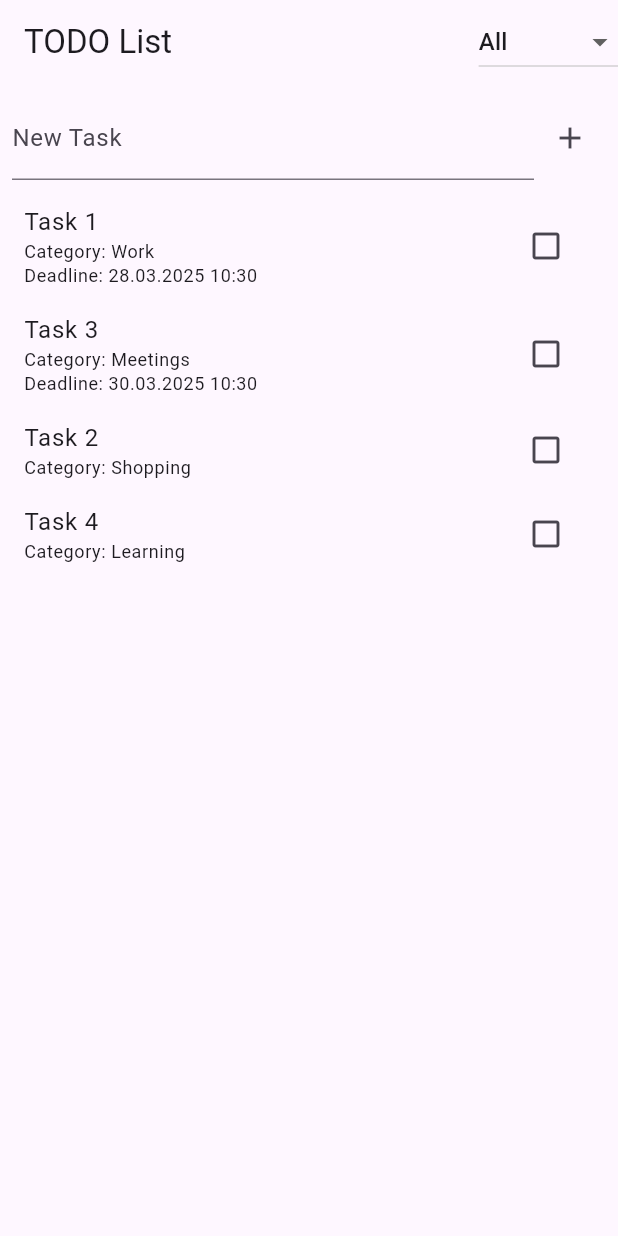
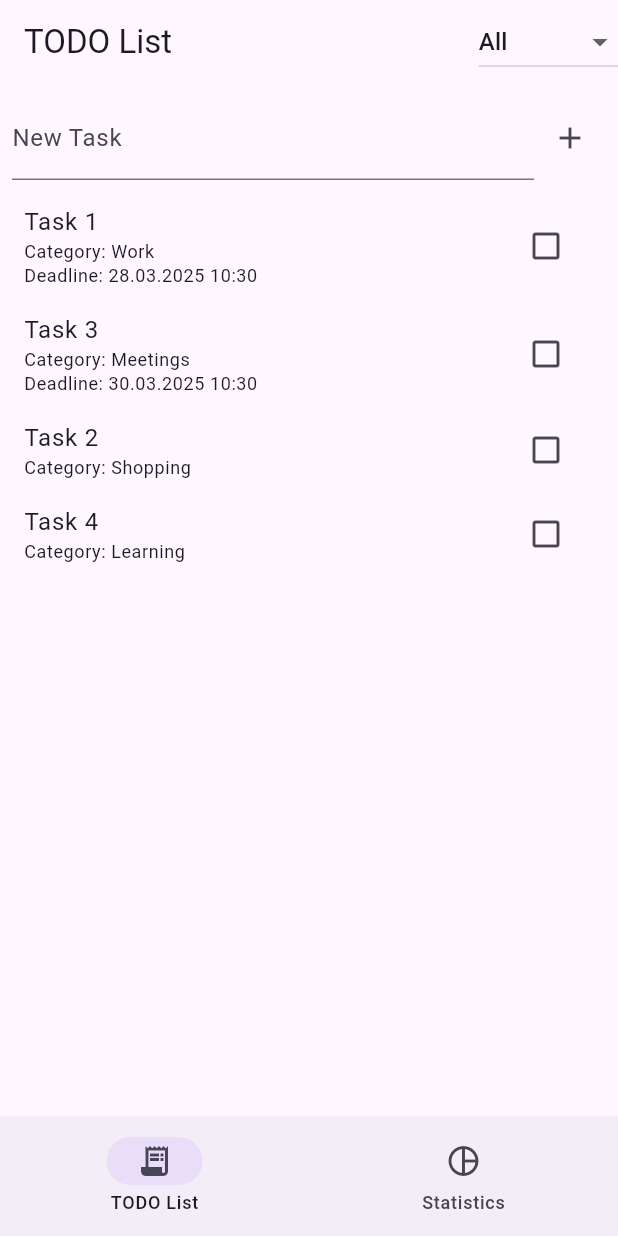
Before and after one commit to AlexandrCher/todo_list, a Flutter app: the screen it shows after launch, on a phone screen of 412 x 824 dp. Run offline on Flutter 3.47's test engine with Material 3 defaults, Android fonts, the phone set to English and light mode, and no system bars; drawn by our look-alikes of flutter_slidable; our stand-ins replace fl_chart.

```diff
--- a/lib/helpers/format_datetime.dart
+++ b/lib/helpers/format_datetime.dart
@@ -28,3 +28,9 @@ String formatDateTime(DateTime dateTime) {
 
   return '$date $time';
 }
+
+String formatDateForChart(DateTime dateTime) {
+  final day = _zeroPad(dateTime.day);
+  final month = _zeroPad(dateTime.month);
+  return '$day.$month';
+}
--- /dev/null
+++ b/lib/model/destination.dart
@@ -0,0 +1,19 @@
+import 'package:flutter/material.dart';
+
+class Destination {
+  final Widget screenTitle;
+  final String navLabel;
+  final IconData navIcon;
+  final IconData? navSelectedIcon;
+  final List<Widget>? appBarActions;
+  final Widget screen;
+
+  Destination({
+    required this.screenTitle,
+    required this.navLabel,
+    required this.navIcon,
+    this.navSelectedIcon,
+    this.appBarActions,
+    required this.screen,
+  });
+}
--- a/lib/screens/todo_list_screen.dart
+++ b/lib/screens/todo_list_screen.dart
@@ -1,7 +1,10 @@
 import 'package:flutter/material.dart';
 import 'package:todo_list/helpers/format_datetime.dart';
 import 'package:todo_list/model/task.dart';
+import 'package:todo_list/screens/statistics_screen.dart';
 import 'package:todo_list/widgets/task_card.dart';
+
+import '../model/destination.dart';
 
 class TodoListScreen extends StatefulWidget {
   @override
@@ -25,6 +28,7 @@ class _TodoListScreenState extends State<TodoListScreen> {
   String _selectedCategory = 'Work';
   final List<String> _categories = ['Work', 'Shopping', 'Meetings', 'Learning'];
   String _selectedFilterCategory = 'All';
+  int currentScreenIndex = 0;
 
   void _addTask(String title, DateTime? deadline, String category) {
     setState(() {
@@ -109,7 +113,8 @@ class _TodoListScreenState extends State<TodoListScreen> {
                         IconButton(
                           icon: Icon(Icons.calendar_today),
                           onPressed: () async {
-                          DateTime? newDeadline = await _selectDeadline(context);
+                            DateTime? newDeadline =
+                                await _selectDeadline(context);
                             setState(() {
                               deadline = newDeadline;
                             });
@@ -138,7 +143,8 @@ class _TodoListScreenState extends State<TodoListScreen> {
                   if (task == null) {
                     _addTask(_controller.text, deadline, localSelectedCategory);
                   } else {
-                  _updateTask(index!, _controller.text, deadline, localSelectedCategory);
+                    _updateTask(index!, _controller.text, deadline,
+                        localSelectedCategory);
                   }
                   Navigator.of(context).pop();
                 }
@@ -188,30 +194,26 @@ class _TodoListScreenState extends State<TodoListScreen> {
     return sortedTasks;
   }
 
-  @override
-  Widget build(BuildContext context) {
-    return Scaffold(
-      appBar: AppBar(
-        title: Text('TODO List'),
-        actions: [
-          DropdownButton<String>(
-            value: _selectedFilterCategory,
-            onChanged: (String? newValue) {
+  void updateCurrentPageIndex(int newIndex) {
     setState(() {
-                _selectedFilterCategory = newValue!;
+      currentScreenIndex = newIndex;
     });
-            },
-            items: ['All', ..._categories]
-                .map<DropdownMenuItem<String>>((String value) {
-              return DropdownMenuItem<String>(
-                value: value,
-                child: Text(value),
-              );
-            }).toList(),
+  }
+
+  List<Destination> get destinations {
+    return [
+      Destination(
+        screenTitle: Text('TODO List'),
+        navLabel: 'TODO List',
+        navIcon: Icons.receipt_long_outlined,
+        navSelectedIcon: Icons.receipt_long,
+        appBarActions: [
+          IconButton(
+            onPressed: () => {},
+            icon: Icon(Icons.add),
           ),
         ],
-      ),
-      body: Column(
+        screen: Column(
           children: [
             Padding(
               padding: const EdgeInsets.all(8.0),
@@ -252,6 +254,53 @@ class _TodoListScreenState extends State<TodoListScreen> {
             ),
           ],
         ),
+      ),
+      Destination(
+        screenTitle: Text('Statistics'),
+        navLabel: 'Statistics',
+        navIcon: Icons.pie_chart_outline,
+        navSelectedIcon: Icons.pie_chart,
+        screen: StatisticsScreen(tasks: _tasks),
+      ),
+    ];
+  }
+
+  @override
+  Widget build(BuildContext context) {
+    final destination = destinations[currentScreenIndex];
+
+    return Scaffold(
+      appBar: AppBar(
+        title: Text('TODO List'),
+        actions: [
+          DropdownButton<String>(
+            value: _selectedFilterCategory,
+            onChanged: (String? newValue) {
+              setState(() {
+                _selectedFilterCategory = newValue!;
+              });
+            },
+            items: ['All', ..._categories]
+                .map<DropdownMenuItem<String>>((String value) {
+              return DropdownMenuItem<String>(
+                value: value,
+                child: Text(value),
+              );
+            }).toList(),
+          ),
+        ],
+      ),
+      bottomNavigationBar: NavigationBar(
+        selectedIndex: currentScreenIndex,
+        onDestinationSelected: updateCurrentPageIndex,
+        destinations: destinations
+            .map((destination) => NavigationDestination(
+                icon: Icon(destination.navIcon),
+                selectedIcon: Icon(destination.navSelectedIcon),
+                label: destination.navLabel))
+            .toList(),
+      ),
+      body: destination.screen,
     );
   }
 }
--- a/lib/todo_list.dart
+++ b/lib/todo_list.dart
@@ -5,7 +5,6 @@ class TodoListApp extends StatelessWidget {
   @override
   Widget build(BuildContext context) {
     return MaterialApp(
-      title: 'TODO List',
       theme: ThemeData(
         primarySwatch: Colors.blue,
       ),
--- a/pubspec.yaml
+++ b/pubspec.yaml
@@ -35,6 +35,7 @@ dependencies:
   # Use with the CupertinoIcons class for iOS style icons.
   cupertino_icons: ^1.0.8
   flutter_slidable: ^4.0.0
+  fl_chart: ^0.70.2
 
 dev_dependencies:
   flutter_test:
```
Also changed, not shown: lib/screens/statistics_screen.dart (added, +49 -0 lines), lib/widgets/statistics/completed_tasks_chart.dart (added, +44 -0 lines), pubspec.lock. Lines whose indentation alone changed are shown as unchanged.
